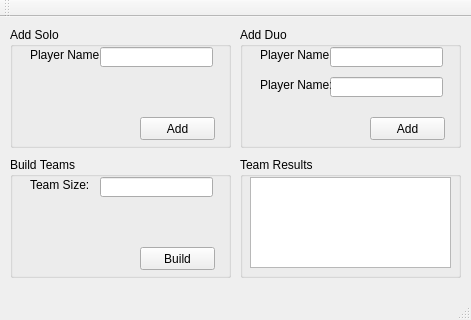
This is mainwindow.ui in fox091/TournamentTeamMakerQT as Qt 5 draws it before an edit. The edited form follows.
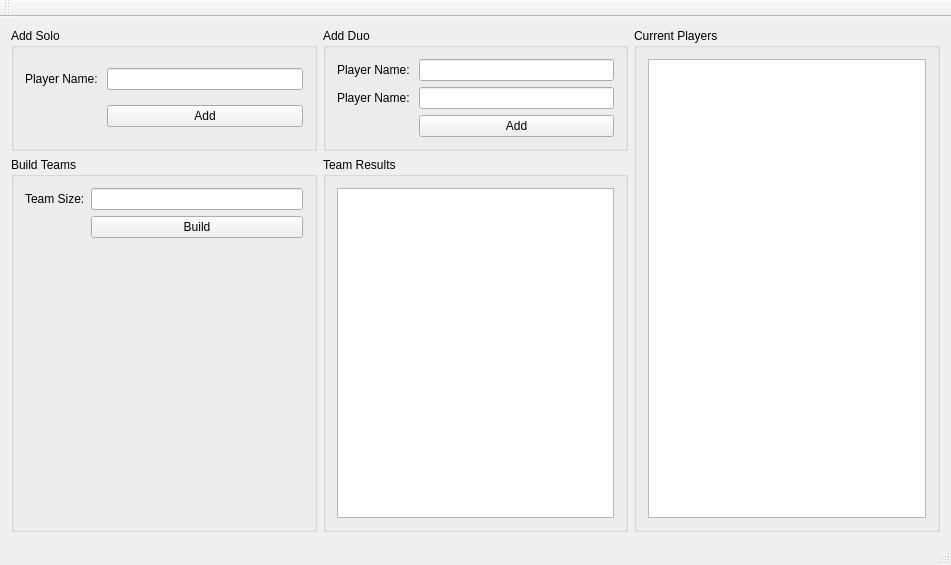
This is the edited form.

```diff
--- a/mainwindow.ui
+++ b/mainwindow.ui
@@ -6,207 +6,147 @@
    <rect>
     <x>0</x>
     <y>0</y>
-    <width>471</width>
-    <height>320</height>
+    <width>951</width>
+    <height>565</height>
    </rect>
   </property>
   <property name="windowTitle">
    <string>Team Maker</string>
   </property>
   <widget class="QWidget" name="centralWidget">
-   <widget class="QGroupBox" name="gbSoloAdd">
-    <property name="geometry">
-     <rect>
-      <x>10</x>
-      <y>10</y>
-      <width>221</width>
-      <height>121</height>
-     </rect>
+   <layout class="QGridLayout" name="gridLayout">
+    <item row="0" column="2" rowspan="2">
+     <widget class="QGroupBox" name="groupBox">
+      <property name="minimumSize">
+       <size>
+        <width>200</width>
+        <height>0</height>
+       </size>
     </property>
     <property name="title">
-     <string>Add Solo</string>
-    </property>
-    <widget class="QLabel" name="lblSoloAdd">
-     <property name="geometry">
-      <rect>
-       <x>20</x>
-       <y>20</y>
-       <width>71</width>
-       <height>16</height>
-      </rect>
-     </property>
-     <property name="text">
-      <string>Player Name: </string>
-     </property>
-    </widget>
-    <widget class="QLineEdit" name="txtSoloAdd">
-     <property name="geometry">
-      <rect>
-       <x>90</x>
-       <y>20</y>
-       <width>113</width>
-       <height>20</height>
-      </rect>
-     </property>
-    </widget>
-    <widget class="QPushButton" name="btnSoloAdd">
-     <property name="geometry">
-      <rect>
-       <x>130</x>
-       <y>90</y>
-       <width>75</width>
-       <height>23</height>
-      </rect>
-     </property>
-     <property name="text">
-      <string>Add</string>
-     </property>
-    </widget>
-   </widget>
+       <string>Current Players</string>
+      </property>
+      <layout class="QGridLayout" name="gridLayout_6">
+       <item row="0" column="0">
+        <widget class="QListWidget" name="listWidget"/>
+       </item>
+      </layout>
+     </widget>
+    </item>
+    <item row="1" column="1">
+     <widget class="QGroupBox" name="gbResults">
+      <property name="title">
+       <string>Team Results</string>
+      </property>
+      <layout class="QGridLayout" name="gridLayout_5">
+       <item row="0" column="0">
+        <widget class="QListWidget" name="lwResults"/>
+       </item>
+      </layout>
+     </widget>
+    </item>
+    <item row="0" column="1">
    <widget class="QGroupBox" name="gbDuoAdd">
-    <property name="geometry">
-     <rect>
-      <x>240</x>
-      <y>10</y>
-      <width>221</width>
-      <height>121</height>
-     </rect>
-    </property>
     <property name="title">
      <string>Add Duo</string>
     </property>
+      <layout class="QGridLayout" name="gridLayout_2">
+       <item row="0" column="0">
     <widget class="QLabel" name="lblDuoAdd">
-     <property name="geometry">
-      <rect>
-       <x>20</x>
-       <y>20</y>
-       <width>71</width>
-       <height>16</height>
-      </rect>
-     </property>
      <property name="text">
       <string>Player Name: </string>
      </property>
     </widget>
-    <widget class="QLineEdit" name="txtDuoAdd">
-     <property name="geometry">
-      <rect>
-       <x>90</x>
-       <y>20</y>
-       <width>113</width>
-       <height>20</height>
-      </rect>
-     </property>
-    </widget>
-    <widget class="QPushButton" name="btnDuoAdd">
-     <property name="geometry">
-      <rect>
-       <x>130</x>
-       <y>90</y>
-       <width>75</width>
-       <height>23</height>
-      </rect>
-     </property>
-     <property name="text">
-      <string>Add</string>
-     </property>
-    </widget>
-    <widget class="QLineEdit" name="txtDuoAdd2">
-     <property name="geometry">
-      <rect>
-       <x>90</x>
-       <y>50</y>
-       <width>113</width>
-       <height>20</height>
-      </rect>
-     </property>
-    </widget>
+       </item>
+       <item row="0" column="1">
+        <widget class="QLineEdit" name="txtDuoAdd"/>
+       </item>
+       <item row="1" column="0">
     <widget class="QLabel" name="lblDuoAdd2">
-     <property name="geometry">
-      <rect>
-       <x>20</x>
-       <y>50</y>
-       <width>71</width>
-       <height>16</height>
-      </rect>
-     </property>
      <property name="text">
       <string>Player Name: </string>
      </property>
     </widget>
-   </widget>
+       </item>
+       <item row="1" column="1">
+        <widget class="QLineEdit" name="txtDuoAdd2"/>
+       </item>
+       <item row="2" column="1">
+        <widget class="QPushButton" name="btnDuoAdd">
+         <property name="text">
+          <string>Add</string>
+         </property>
+        </widget>
+       </item>
+      </layout>
+     </widget>
+    </item>
+    <item row="1" column="0">
    <widget class="QGroupBox" name="gbBuildTeams">
-    <property name="geometry">
-     <rect>
-      <x>10</x>
-      <y>140</y>
-      <width>221</width>
-      <height>121</height>
-     </rect>
-    </property>
     <property name="title">
      <string>Build Teams</string>
     </property>
-    <widget class="QLabel" name="lblBuildTeams">
-     <property name="geometry">
-      <rect>
-       <x>20</x>
-       <y>20</y>
-       <width>71</width>
-       <height>16</height>
-      </rect>
-     </property>
-     <property name="text">
-      <string>Team Size:</string>
-     </property>
-    </widget>
-    <widget class="QLineEdit" name="txtBuildTeams">
-     <property name="geometry">
-      <rect>
-       <x>90</x>
-       <y>20</y>
-       <width>113</width>
-       <height>20</height>
-      </rect>
-     </property>
-    </widget>
+      <layout class="QGridLayout" name="gridLayout_4">
+       <item row="1" column="1">
     <widget class="QPushButton" name="btnBuildTeams">
-     <property name="geometry">
-      <rect>
-       <x>130</x>
-       <y>90</y>
-       <width>75</width>
-       <height>23</height>
-      </rect>
-     </property>
      <property name="text">
       <string>Build</string>
      </property>
     </widget>
-   </widget>
-   <widget class="QGroupBox" name="gbResults">
-    <property name="geometry">
-     <rect>
-      <x>240</x>
-      <y>140</y>
-      <width>221</width>
-      <height>121</height>
-     </rect>
-    </property>
+       </item>
+       <item row="0" column="1">
+        <widget class="QLineEdit" name="txtBuildTeams"/>
+       </item>
+       <item row="0" column="0">
+        <widget class="QLabel" name="lblBuildTeams">
+         <property name="text">
+          <string>Team Size:</string>
+         </property>
+        </widget>
+       </item>
+       <item row="2" column="1">
+        <spacer name="verticalSpacer">
+         <property name="orientation">
+          <enum>Qt::Vertical</enum>
+         </property>
+         <property name="sizeHint" stdset="0">
+          <size>
+           <width>20</width>
+           <height>40</height>
+          </size>
+         </property>
+        </spacer>
+       </item>
+      </layout>
+     </widget>
+    </item>
+    <item row="0" column="0">
+     <widget class="QGroupBox" name="gbSoloAdd">
     <property name="title">
-     <string>Team Results</string>
-    </property>
-    <widget class="QListWidget" name="lwResults">
-     <property name="geometry">
-      <rect>
-       <x>10</x>
-       <y>20</y>
-       <width>201</width>
-       <height>91</height>
-      </rect>
-     </property>
-    </widget>
-   </widget>
+       <string>Add Solo</string>
+      </property>
+      <layout class="QGridLayout" name="gridLayout_3">
+       <item row="0" column="0">
+        <widget class="QLabel" name="lblSoloAdd">
+         <property name="text">
+          <string>Player Name: </string>
+         </property>
+        </widget>
+       </item>
+       <item row="0" column="1">
+        <widget class="QLineEdit" name="txtSoloAdd"/>
+       </item>
+       <item row="1" column="1">
+        <widget class="QPushButton" name="btnSoloAdd">
+         <property name="text">
+          <string>Add</string>
+         </property>
+        </widget>
+       </item>
+      </layout>
+     </widget>
+    </item>
+   </layout>
   </widget>
   <widget class="QMenuBar" name="menuBar">
    <property name="geometry">
```
Left out of the diff: 4 changed lines with no effect on the pictures. Lines whose indentation alone changed are shown as unchanged.
